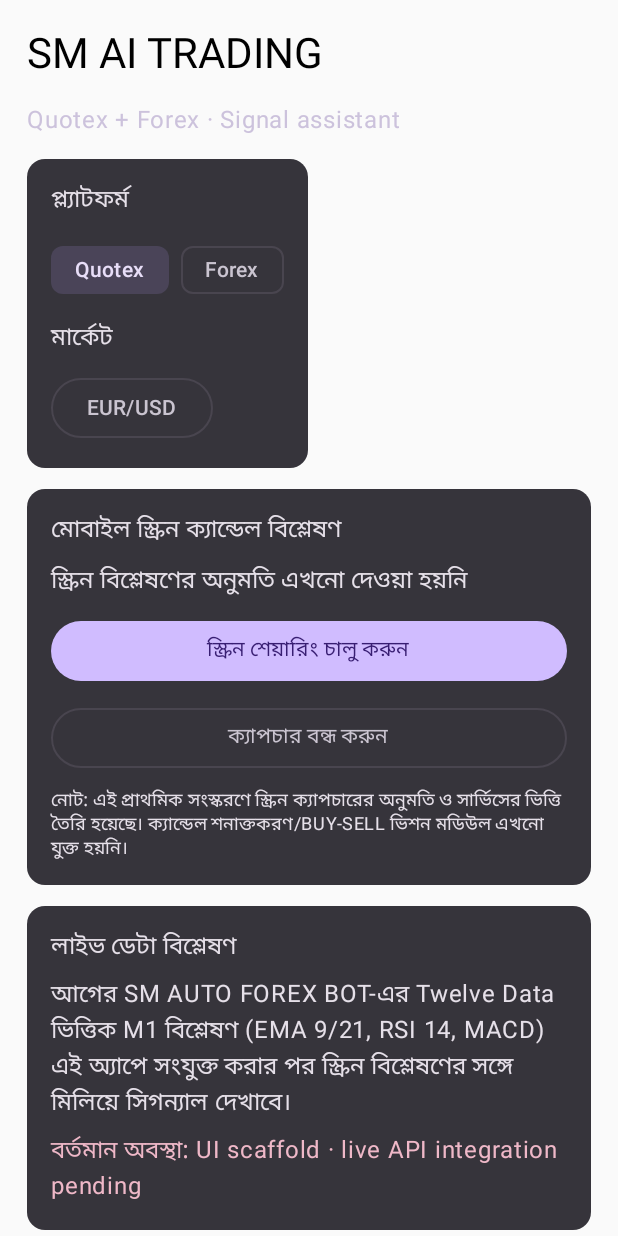
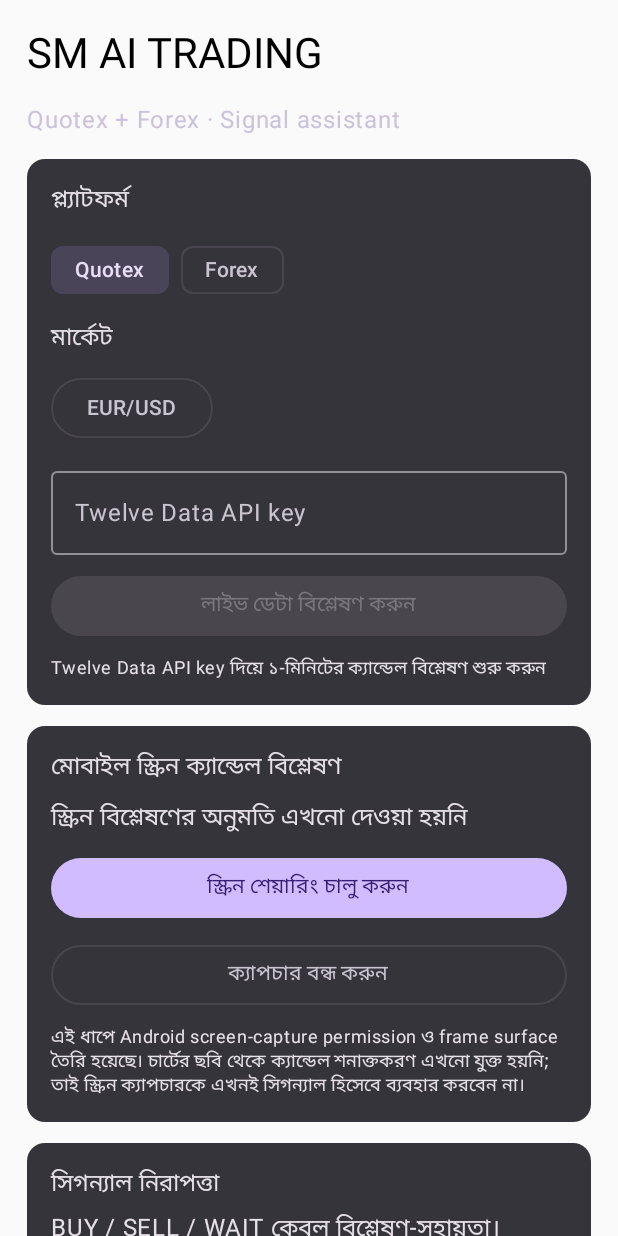
Before and after one commit to mohammadsajib377430-dot/SM-AUTO-FOREX-BOT, an Android app built with Jetpack Compose: the screen it shows after launch (MainActivity), on a phone screen of 412 x 824 dp. Run offline under Robolectric (Android 15) with nearby library versions, the phone set to English and light mode, and no system bars.

Commit message:
Connect live Twelve Data signal panel to Android UI

```diff
--- a/android/app/src/main/java/com/smaitrading/app/MainActivity.kt
+++ b/android/app/src/main/java/com/smaitrading/app/MainActivity.kt
@@ -14,6 +14,7 @@ import androidx.compose.foundation.verticalScroll
 import androidx.compose.material3.*
 import androidx.compose.runtime.*
 import androidx.compose.ui.Modifier
+import androidx.compose.ui.text.input.PasswordVisualTransformation
 import androidx.compose.ui.unit.dp
 import androidx.core.content.ContextCompat
 
@@ -39,8 +40,12 @@ class MainActivity : ComponentActivity() {
                         val manager = getSystemService(Context.MEDIA_PROJECTION_SERVICE) as MediaProjectionManager
                         capturePermission.launch(manager.createScreenCaptureIntent())
                     },
-                    onStopCapture = {
-                        stopService(Intent(this, ScreenCaptureService::class.java))
+                    onStopCapture = { stopService(Intent(this, ScreenCaptureService::class.java)) },
+                    onFetch = { key, symbol, callback ->
+                        Thread {
+                            val result = runCatching { MarketAnalysis.fetchAndAnalyze(key, symbol) }
+                            runOnUiThread { callback(result) }
+                        }.start()
                     }
                 )
             }
@@ -49,10 +54,18 @@ class MainActivity : ComponentActivity() {
 }
 
 @Composable
-private fun TradingHome(onStartCapture: () -> Unit, onStopCapture: () -> Unit) {
+private fun TradingHome(
+    onStartCapture: () -> Unit,
+    onStopCapture: () -> Unit,
+    onFetch: (String, String, (Result<Analysis>) -> Unit) -> Unit
+) {
     var platform by remember { mutableStateOf("Quotex") }
     var pair by remember { mutableStateOf("EUR/USD") }
+    var apiKey by remember { mutableStateOf("") }
     var captureState by remember { mutableStateOf("স্ক্রিন বিশ্লেষণের অনুমতি এখনো দেওয়া হয়নি") }
+    var result by remember { mutableStateOf<Analysis?>(null) }
+    var status by remember { mutableStateOf("Twelve Data API key দিয়ে ১-মিনিটের ক্যান্ডেল বিশ্লেষণ শুরু করুন") }
+    var loading by remember { mutableStateOf(false) }
 
     Column(
         modifier = Modifier.fillMaxSize().verticalScroll(rememberScrollState()).padding(18.dp),
@@ -73,9 +86,54 @@ private fun TradingHome(onStartCapture: () -> Unit, onStopCapture: () -> Unit) {
                     OutlinedButton(onClick = { expanded = true }) { Text(pair) }
                     DropdownMenu(expanded = expanded, onDismissRequest = { expanded = false }) {
                         listOf("EUR/USD", "GBP/USD", "USD/JPY", "XAU/USD").forEach {
-                            DropdownMenuItem(text = { Text(it) }, onClick = { pair = it; expanded = false })
+                            DropdownMenuItem(text = { Text(it) }, onClick = { pair = it; expanded = false; result = null })
                         }
                     }
+                }
+                OutlinedTextField(
+                    value = apiKey,
+                    onValueChange = { apiKey = it },
+                    label = { Text("Twelve Data API key") },
+                    visualTransformation = PasswordVisualTransformation(),
+                    singleLine = true,
+                    modifier = Modifier.fillMaxWidth()
+                )
+                Button(
+                    enabled = !loading && apiKey.isNotBlank(),
+                    onClick = {
+                        loading = true
+                        status = "লাইভ ১-মিনিটের ক্যান্ডেল আনা হচ্ছে..."
+                        onFetch(apiKey, pair) { response ->
+                            loading = false
+                            response.onSuccess {
+                                result = it
+                                status = "ডেটা এসেছে · " + it.candleTime
+                            }.onFailure {
+                                result = null
+                                status = it.message ?: "ডেটা আনতে সমস্যা হয়েছে"
+                            }
+                        }
+                    },
+                    modifier = Modifier.fillMaxWidth()
+                ) { Text(if (loading) "বিশ্লেষণ চলছে..." else "লাইভ ডেটা বিশ্লেষণ করুন") }
+                Text(status, style = MaterialTheme.typography.bodySmall)
+            }
+        }
+        result?.let { analysis ->
+            Card {
+                Column(Modifier.padding(16.dp), verticalArrangement = Arrangement.spacedBy(8.dp)) {
+                    Text("সিগন্যাল · " + platform + " · " + pair, style = MaterialTheme.typography.titleMedium)
+                    Text(analysis.signal, style = MaterialTheme.typography.headlineLarge,
+                        color = when (analysis.signal) {
+                            "BUY" -> MaterialTheme.colorScheme.primary
+                            "SELL" -> MaterialTheme.colorScheme.error
+                            else -> MaterialTheme.colorScheme.tertiary
+                        })
+                    Text(analysis.explanation)
+                    Text("শেষ মূল্য: " + analysis.lastPrice)
+                    Text("EMA 9: " + analysis.emaFast + " · EMA 21: " + analysis.emaSlow)
+                    Text("RSI 14: " + "%.1f".format(analysis.rsi))
+                    Text("ক্যান্ডেল সময়: " + analysis.candleTime, style = MaterialTheme.typography.bodySmall)
                 }
             }
         }
@@ -83,26 +141,24 @@ private fun TradingHome(onStartCapture: () -> Unit, onStopCapture: () -> Unit) {
             Column(Modifier.padding(16.dp), verticalArrangement = Arrangement.spacedBy(10.dp)) {
                 Text("মোবাইল স্ক্রিন ক্যান্ডেল বিশ্লেষণ", style = MaterialTheme.typography.titleMedium)
                 Text(captureState)
-                Button(onClick = { onStartCapture(); captureState = "Android-এর screen-sharing permission চাইবে। অনুমতি দিলে capture service চালু হবে।" }, modifier = Modifier.fillMaxWidth()) {
-                    Text("স্ক্রিন শেয়ারিং চালু করুন")
-                }
-                OutlinedButton(onClick = { onStopCapture(); captureState = "স্ক্রিন ক্যাপচার বন্ধ করা হয়েছে" }, modifier = Modifier.fillMaxWidth()) {
-                    Text("ক্যাপচার বন্ধ করুন")
-                }
-                Text("নোট: এই প্রাথমিক সংস্করণে স্ক্রিন ক্যাপচারের অনুমতি ও সার্ভিসের ভিত্তি তৈরি হয়েছে। ক্যান্ডেল শনাক্তকরণ/BUY-SELL ভিশন মডিউল এখনো যুক্ত হয়নি।", style = MaterialTheme.typography.bodySmall)
-            }
-        }
-        Card {
-            Column(Modifier.padding(16.dp), verticalArrangement = Arrangement.spacedBy(8.dp)) {
-                Text("লাইভ ডেটা বিশ্লেষণ", style = MaterialTheme.typography.titleMedium)
-                Text("আগের SM AUTO FOREX BOT-এর Twelve Data ভিত্তিক M1 বিশ্লেষণ (EMA 9/21, RSI 14, MACD) এই অ্যাপে সংযুক্ত করার পর স্ক্রিন বিশ্লেষণের সঙ্গে মিলিয়ে সিগন্যাল দেখাবে।")
-                Text("বর্তমান অবস্থা: UI scaffold · live API integration pending", color = MaterialTheme.colorScheme.tertiary)
+                Button(onClick = {
+                    onStartCapture()
+                    captureState = "Android-এর screen-sharing permission চাইবে। অনুমতি দিলে capture service চালু হবে।"
+                }, modifier = Modifier.fillMaxWidth()) { Text("স্ক্রিন শেয়ারিং চালু করুন") }
+                OutlinedButton(onClick = {
+                    onStopCapture()
+                    captureState = "স্ক্রিন ক্যাপচার বন্ধ করা হয়েছে"
+                }, modifier = Modifier.fillMaxWidth()) { Text("ক্যাপচার বন্ধ করুন") }
+                Text(
+                    "এই ধাপে Android screen-capture permission ও frame surface তৈরি হয়েছে। চার্টের ছবি থেকে ক্যান্ডেল শনাক্তকরণ এখনো যুক্ত হয়নি; তাই স্ক্রিন ক্যাপচারকে এখনই সিগন্যাল হিসেবে ব্যবহার করবেন না।",
+                    style = MaterialTheme.typography.bodySmall
+                )
             }
         }
         Card {
             Column(Modifier.padding(16.dp), verticalArrangement = Arrangement.spacedBy(6.dp)) {
                 Text("সিগন্যাল নিরাপত্তা", style = MaterialTheme.typography.titleMedium)
-                Text("BUY / SELL / WAIT কেবল বিশ্লেষণ-সহায়তা। কোনো অর্ডার স্বয়ংক্রিয়ভাবে পাঠানো হবে না। দ্বন্দ্বপূর্ণ ডেটা বা অস্পষ্ট চার্ট হলে WAIT দেখানো হবে।")
+                Text("BUY / SELL / WAIT কেবল বিশ্লেষণ-সহায়তা। কোনো অর্ডার স্বয়ংক্রিয়ভাবে পাঠানো হয় না। Quotex-এর নিজস্ব কোট ও Twelve Data-এর কোট/সময় আলাদা হতে পারে; দুই উৎস না মিললে WAIT রাখা হবে।")
             }
         }
     }
```
